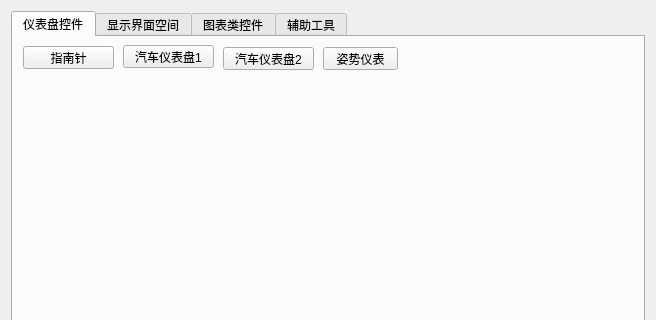
Above: Exmaple/examplewidget.ui from kevinlq/LQFramKit before the change; both pictures show x 0 to 656 and y 0 to 320 of the 656 by 578 pixel window. Below: the same form after it.
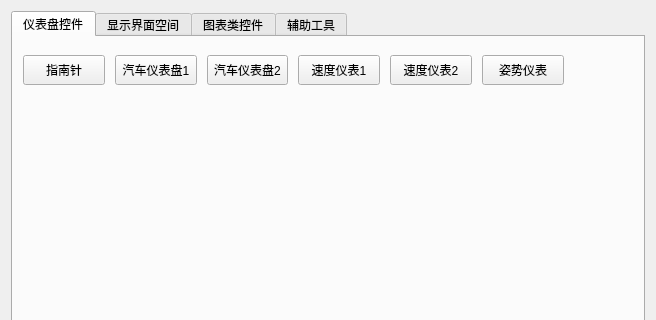
That is the form after the change. The open tabs and pages were chosen to show the change.

Commit message: 添加了2个速度仪表界面控件

```diff
--- a/Exmaple/examplewidget.ui
+++ b/Exmaple/examplewidget.ui
@@ -25,57 +25,98 @@
         <attribute name="title">
          <string>仪表盘控件</string>
         </attribute>
-        <widget class="QPushButton" name="pushButton">
+        <widget class="QWidget" name="">
          <property name="geometry">
           <rect>
            <x>10</x>
-           <y>9</y>
-           <width>91</width>
-           <height>23</height>
+           <y>8</y>
+           <width>541</width>
+           <height>51</height>
           </rect>
+         </property>
+         <layout class="QHBoxLayout" name="horizontalLayout">
+          <property name="spacing">
+           <number>10</number>
+          </property>
+          <item>
+           <widget class="QPushButton" name="pushButton">
+            <property name="minimumSize">
+             <size>
+              <width>0</width>
+              <height>30</height>
+             </size>
          </property>
          <property name="text">
           <string>指南针</string>
          </property>
         </widget>
+          </item>
+          <item>
         <widget class="QPushButton" name="pushButton_2">
-         <property name="geometry">
-          <rect>
-           <x>110</x>
-           <y>8</y>
-           <width>91</width>
-           <height>23</height>
-          </rect>
+            <property name="minimumSize">
+             <size>
+              <width>0</width>
+              <height>30</height>
+             </size>
          </property>
          <property name="text">
           <string>汽车仪表盘1</string>
          </property>
         </widget>
+          </item>
+          <item>
         <widget class="QPushButton" name="pushButton_3">
-         <property name="geometry">
-          <rect>
-           <x>210</x>
-           <y>10</y>
-           <width>91</width>
-           <height>23</height>
-          </rect>
+            <property name="minimumSize">
+             <size>
+              <width>0</width>
+              <height>30</height>
+             </size>
          </property>
          <property name="text">
           <string>汽车仪表盘2</string>
          </property>
         </widget>
+          </item>
+          <item>
+           <widget class="QPushButton" name="pushButton_7">
+            <property name="minimumSize">
+             <size>
+              <width>0</width>
+              <height>30</height>
+             </size>
+            </property>
+            <property name="text">
+             <string>速度仪表1</string>
+            </property>
+           </widget>
+          </item>
+          <item>
+           <widget class="QPushButton" name="pushButton_8">
+            <property name="minimumSize">
+             <size>
+              <width>0</width>
+              <height>30</height>
+             </size>
+            </property>
+            <property name="text">
+             <string>速度仪表2</string>
+            </property>
+           </widget>
+          </item>
+          <item>
         <widget class="QPushButton" name="pushButton_5">
-         <property name="geometry">
-          <rect>
-           <x>310</x>
-           <y>10</y>
-           <width>75</width>
-           <height>23</height>
-          </rect>
+            <property name="minimumSize">
+             <size>
+              <width>0</width>
+              <height>30</height>
+             </size>
          </property>
          <property name="text">
           <string>姿势仪表</string>
          </property>
+           </widget>
+          </item>
+         </layout>
         </widget>
        </widget>
        <widget class="QWidget" name="tab_2">
```
Left out of the diff: 2 changed lines with no effect on the pictures. Lines whose indentation alone changed are shown as unchanged. The commit also changes 20 other files.
